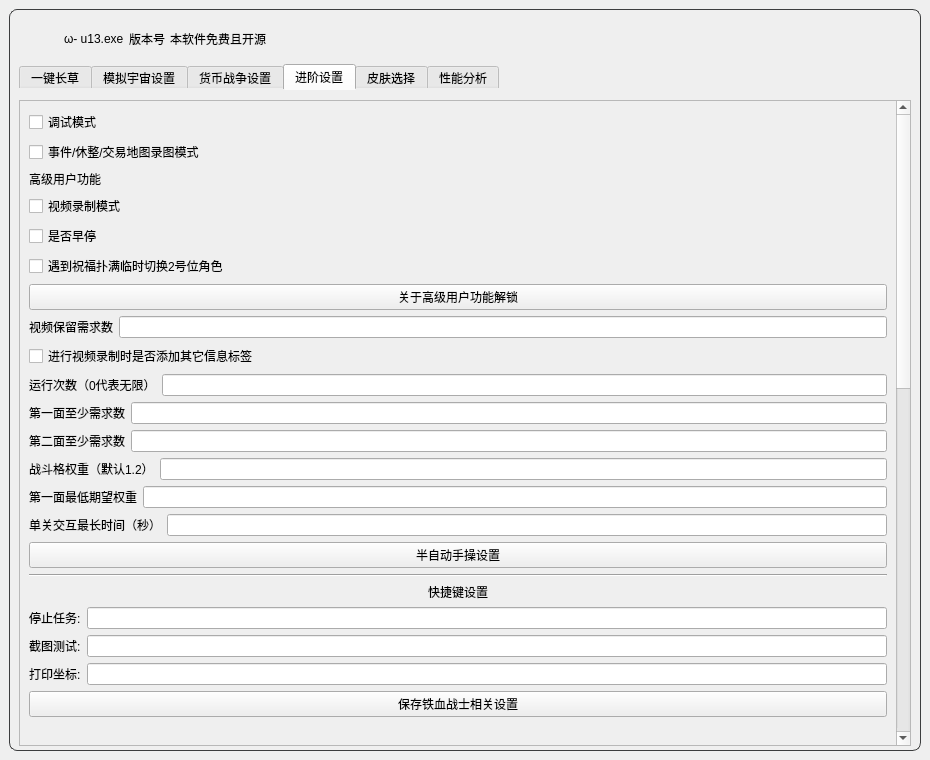
This is resource/ui/UI.ui in qlx3264/Simulated_Scepter as Qt 5 draws it before an edit. The edited form follows.
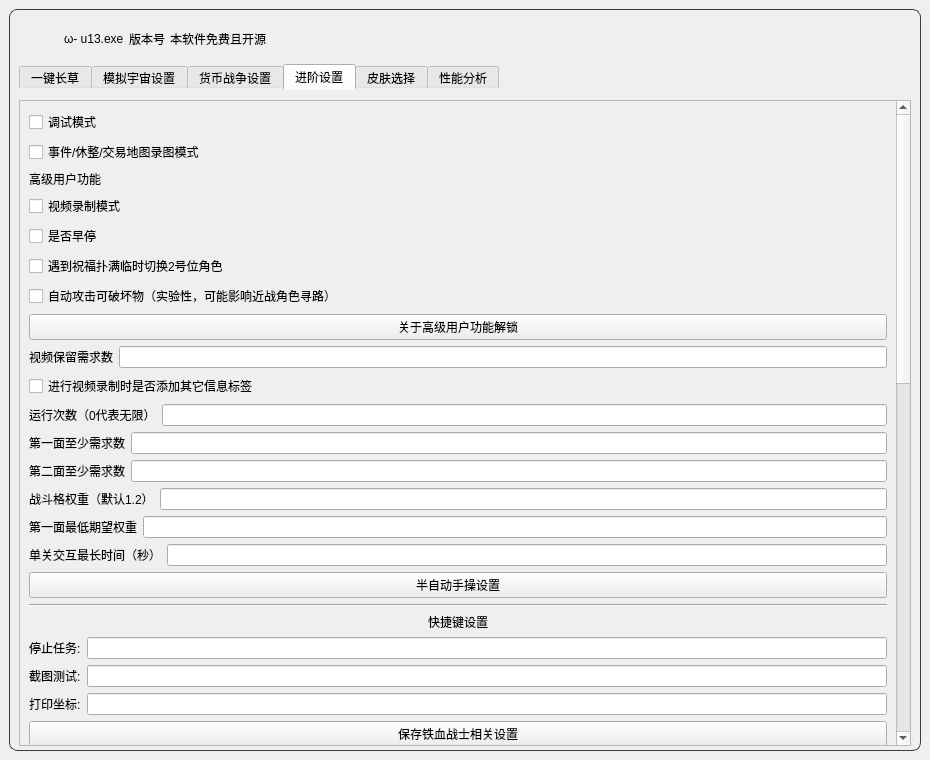
This is the edited form. The open tabs and pages were chosen to show the change. Icons and pictures are not drawn.

Commit message: 增加ui

Diff of the .ui file:
```diff
--- a/resource/ui/UI.ui
+++ b/resource/ui/UI.ui
@@ -1297,6 +1297,13 @@
                        </property>
                       </widget>
                      </item>
+                     <item>
+                      <widget class="QCheckBox" name="auto_attack_breakable">
+                       <property name="text">
+                        <string>自动攻击可破坏物（实验性，可能影响近战角色寻路）</string>
+                       </property>
+                      </widget>
+                     </item>
                      <item>
                       <widget class="QPushButton" name="Aboutupdatelock">
                        <property name="text">
```
